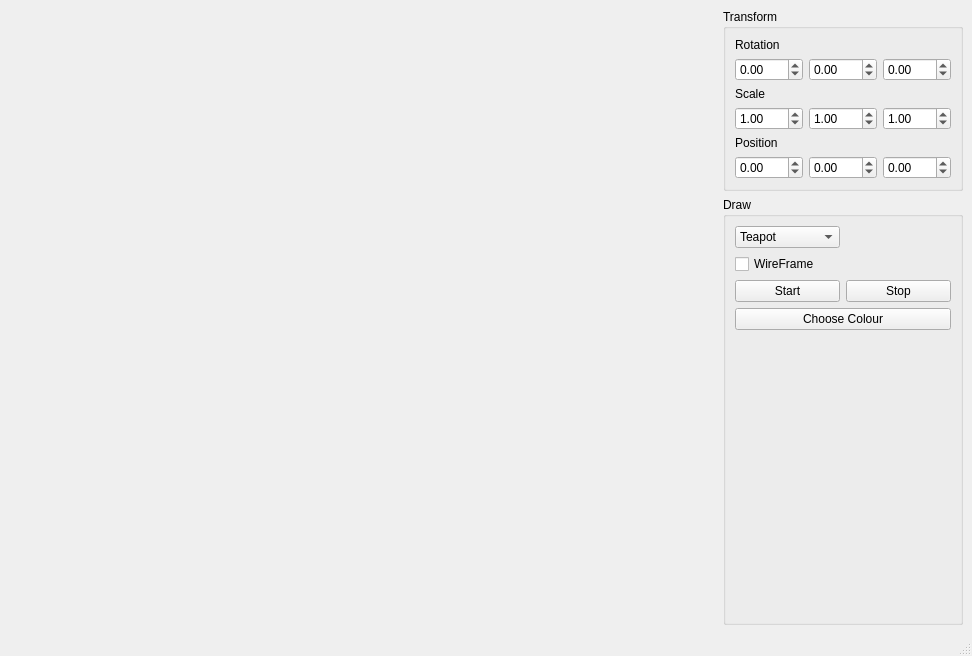
Before: the Qt Designer form gnatvCloth/ui/MainWindow.ui in rstrohkorb/GNATV_cloth_sim, drawn with Qt 5.
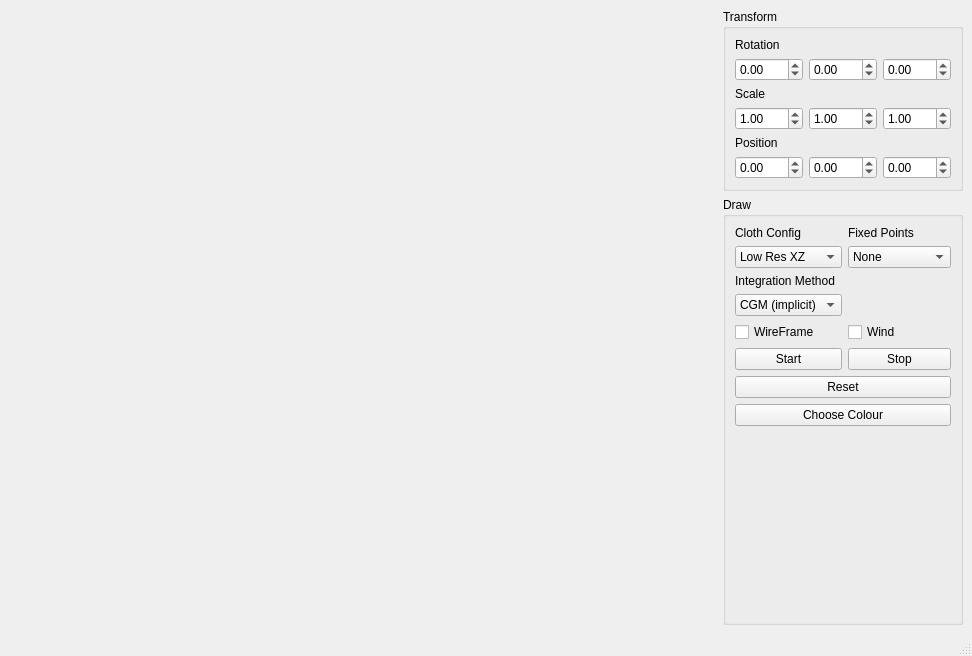
After: the same form once the commit is applied.

```diff
--- a/gnatvCloth/ui/MainWindow.ui
+++ b/gnatvCloth/ui/MainWindow.ui
@@ -168,30 +168,120 @@
        <string>Draw</string>
       </property>
       <layout class="QGridLayout" name="gridLayout_2">
+       <item row="15" column="0" colspan="2">
+        <spacer name="verticalSpacer">
+         <property name="orientation">
+          <enum>Qt::Vertical</enum>
+         </property>
+         <property name="sizeHint" stdset="0">
+          <size>
+           <width>20</width>
+           <height>40</height>
+          </size>
+         </property>
+        </spacer>
+       </item>
        <item row="1" column="0">
-        <widget class="QCheckBox" name="m_wireframe">
+        <widget class="QComboBox" name="m_configSelect">
+         <property name="currentIndex">
+          <number>0</number>
+         </property>
+         <item>
          <property name="text">
-          <string>WireFrame</string>
-         </property>
+           <string>Low Res XZ</string>
+          </property>
+         </item>
+         <item>
+          <property name="text">
+           <string>Low Res XY</string>
+          </property>
+         </item>
+         <item>
+          <property name="text">
+           <string>High Res XZ</string>
+          </property>
+         </item>
+         <item>
+          <property name="text">
+           <string>High Res XY</string>
+          </property>
+         </item>
         </widget>
        </item>
-       <item row="2" column="0">
+       <item row="5" column="0">
         <widget class="QPushButton" name="m_startButton">
          <property name="text">
           <string>Start</string>
          </property>
         </widget>
        </item>
+       <item row="0" column="1">
+        <widget class="QLabel" name="label_5">
+         <property name="text">
+          <string>Fixed Points</string>
+         </property>
+        </widget>
+       </item>
+       <item row="1" column="1">
+        <widget class="QComboBox" name="m_fixptSelect">
+         <item>
+          <property name="text">
+           <string>None</string>
+          </property>
+         </item>
+         <item>
+          <property name="text">
+           <string>Corners</string>
+          </property>
+         </item>
+         <item>
+          <property name="text">
+           <string>Hang</string>
+          </property>
+         </item>
+         <item>
+          <property name="text">
+           <string>Flag</string>
+          </property>
+         </item>
+         <item>
+          <property name="text">
+           <string>Weft Test</string>
+          </property>
+         </item>
+         <item>
+          <property name="text">
+           <string>Warp Test</string>
+          </property>
+         </item>
+        </widget>
+       </item>
+       <item row="2" column="0">
+        <widget class="QLabel" name="label_6">
+         <property name="text">
+          <string>Integration Method</string>
+         </property>
+        </widget>
+       </item>
        <item row="0" column="0">
-        <widget class="QComboBox" name="m_objectSelection">
-         <item>
+        <widget class="QLabel" name="label_4">
           <property name="text">
-           <string>Teapot</string>
-          </property>
-         </item>
+          <string>Cloth Config</string>
+         </property>
+        </widget>
+       </item>
+       <item row="4" column="0">
+        <widget class="QCheckBox" name="m_wireframe">
+         <property name="text">
+          <string>WireFrame</string>
+         </property>
+        </widget>
+       </item>
+       <item row="3" column="0">
+        <widget class="QComboBox" name="m_intMethodSelect">
          <item>
           <property name="text">
-           <string>Sphere</string>
+           <string>CGM (implicit)</string>
           </property>
          </item>
          <item>
@@ -201,32 +291,33 @@
          </item>
         </widget>
        </item>
-       <item row="2" column="1">
+       <item row="5" column="1">
         <widget class="QPushButton" name="m_stopButton">
          <property name="text">
           <string>Stop</string>
          </property>
         </widget>
        </item>
-       <item row="10" column="0" colspan="2">
+       <item row="14" column="0" colspan="2">
         <widget class="QPushButton" name="m_colour">
          <property name="text">
           <string>Choose Colour</string>
          </property>
         </widget>
        </item>
-       <item row="11" column="0" colspan="2">
-        <spacer name="verticalSpacer">
-         <property name="orientation">
-          <enum>Qt::Vertical</enum>
+       <item row="13" column="0" colspan="2">
+        <widget class="QPushButton" name="m_resetButton">
+         <property name="text">
+          <string>Reset</string>
          </property>
-         <property name="sizeHint" stdset="0">
-          <size>
-           <width>20</width>
-           <height>40</height>
-          </size>
+        </widget>
+       </item>
+       <item row="4" column="1">
+        <widget class="QCheckBox" name="m_isWindOn">
+         <property name="text">
+          <string>Wind</string>
          </property>
-        </spacer>
+        </widget>
        </item>
       </layout>
      </widget>
```
Left out of the diff: 4 changed lines with no effect on the pictures. Lines whose indentation alone changed are shown as unchanged.
